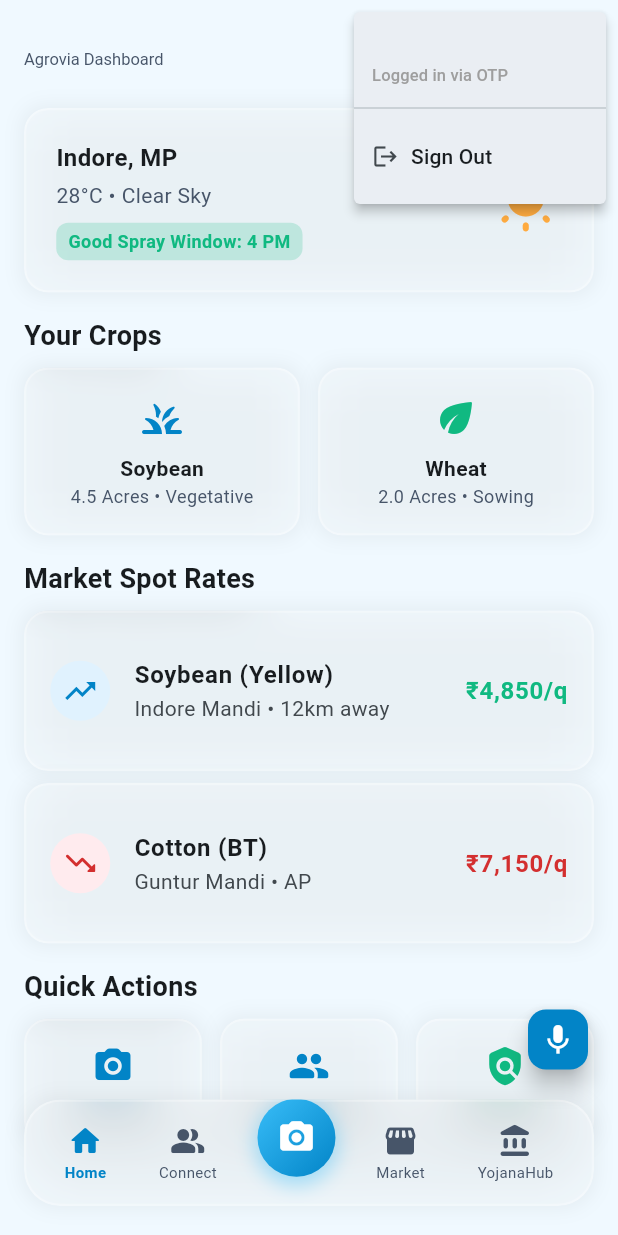
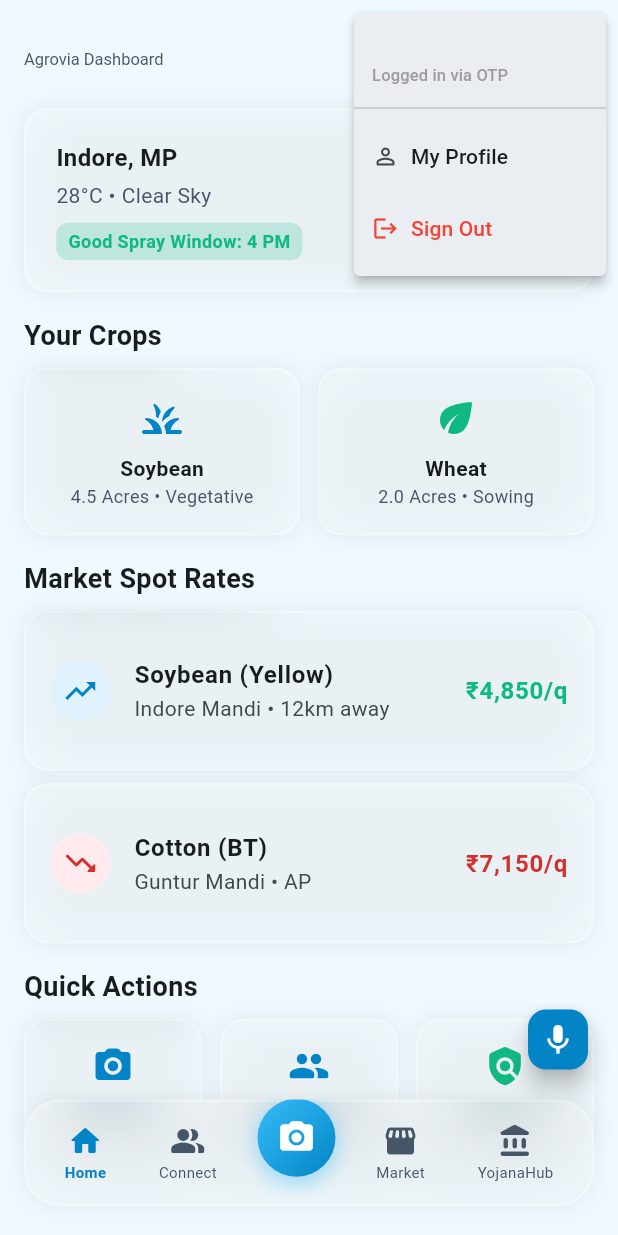
Before and after one commit to abhishekharogeri-gif/Agrovia, a Flutter app: the HomeScreen screen opened by its route, after a tap on the "account circle" icon, on a phone screen of 412 x 824 dp. Run offline on Flutter 3.47's test engine with Material 3 defaults, Android fonts, the phone set to English and light mode, and no system bars; our stand-ins replace camera, dio, firebase_auth, firebase_core, firebase_crashlytics, fl_chart and 5 more; missing offline and left inert: tflite_flutter; accounts and stored records are empty; Roboto replaces fonts that are missing (Manrope).

Commit message:
chore: complete gap-filling, integrate profile, wire STT/GPS, and build release APK

```diff
--- a/app/lib/app.dart
+++ b/app/lib/app.dart
@@ -10,6 +10,7 @@ import 'screens/vision_x/vision_x_screen.dart';
 import 'screens/market/market_screen.dart';
 import 'screens/yojana_hub/yojana_hub_screen.dart';
 import 'screens/saanvi/saanvi_bottom_sheet.dart';
+import 'screens/profile/profile_screen.dart';
 
 final _rootNavigatorKey = GlobalKey<NavigatorState>();
 final _shellNavigatorKey = GlobalKey<NavigatorState>();
@@ -49,6 +50,10 @@ final router = GoRouter(
           path: '/yojana-hub',
           pageBuilder: (context, state) => const NoTransitionPage(child: YojanaHubScreen()),
         ),
+        GoRoute(
+          path: '/profile',
+          pageBuilder: (context, state) => const NoTransitionPage(child: ProfileScreen()),
+        ),
       ],
     ),
   ],
@@ -70,6 +75,7 @@ class _MainShellState extends State<MainShell> {
     if (location.startsWith('/vision-x')) return 2;
     if (location.startsWith('/market')) return 3;
     if (location.startsWith('/yojana-hub')) return 4;
+    if (location.startsWith('/profile')) return 5;
     return 0;
   }
 
@@ -104,6 +110,9 @@ class _MainShellState extends State<MainShell> {
             case 4:
               context.go('/yojana-hub');
               break;
+            case 5:
+              context.go('/profile');
+              break;
           }
         },
       ),
--- a/app/lib/main.dart
+++ b/app/lib/main.dart
@@ -1,3 +1,4 @@
+import 'dart:ui';
 import 'package:flutter/material.dart';
 import 'package:firebase_core/firebase_core.dart';
 import 'package:firebase_crashlytics/firebase_crashlytics.dart';
@@ -12,6 +13,10 @@ void main() async {
       options: DefaultFirebaseOptions.currentPlatform,
     );
     FlutterError.onError = FirebaseCrashlytics.instance.recordFlutterFatalError;
+    PlatformDispatcher.instance.onError = (error, stack) {
+      FirebaseCrashlytics.instance.recordError(error, stack, fatal: true);
+      return true;
+    };
   } catch (_) {}
   runApp(const AgroviaApp());
 }
--- a/app/lib/screens/home/home_screen.dart
+++ b/app/lib/screens/home/home_screen.dart
@@ -1,7 +1,10 @@
+import 'dart:async';
 import 'package:flutter/material.dart';
 import 'package:firebase_auth/firebase_auth.dart';
 import 'package:flutter_secure_storage/flutter_secure_storage.dart';
+import 'package:geolocator/geolocator.dart';
 import 'package:go_router/go_router.dart';
+import '../../services/weather_service.dart';
 import '../../widgets/glass_container.dart';
 import '../../theme/agrovia_theme.dart';
 
@@ -16,21 +19,71 @@ class _HomeScreenState extends State<HomeScreen> {
   String? _userName;
   String? _userPhone;
   bool _isLoading = true;
+  Map<String, dynamic>? _weatherData;
+  Position? _position;
+  Timer? _refreshTimer;
+  final WeatherService _weatherService = WeatherService();
 
   @override
   void initState() {
     super.initState();
     _loadUserData();
+    // ponytail: 15-min background refresh; cancel on dispose
+    _refreshTimer = Timer.periodic(const Duration(minutes: 15), (_) => _refreshWeather());
+  }
+
+  @override
+  void dispose() {
+    _refreshTimer?.cancel();
+    super.dispose();
+  }
+
+  Future<Position?> _resolvePosition() async {
+    try {
+      final enabled = await Geolocator.isLocationServiceEnabled();
+      if (!enabled) return null;
+      var perm = await Geolocator.checkPermission();
+      if (perm == LocationPermission.denied) {
+        perm = await Geolocator.requestPermission();
+      }
+      if (perm == LocationPermission.denied || perm == LocationPermission.deniedForever) {
+        return null;
+      }
+      return await Geolocator.getCurrentPosition(
+        locationSettings: const LocationSettings(accuracy: LocationAccuracy.medium),
+      );
+    } catch (_) {
+      return null;
+    }
   }
 
   Future<void> _loadUserData() async {
     final user = FirebaseAuth.instance.currentUser;
+    final pos = await _resolvePosition();
+    final weather = await _weatherService.fetchWeather(
+      lat: pos?.latitude,
+      lon: pos?.longitude,
+    );
 
-    setState(() {
-      _userName = user?.displayName ?? user?.phoneNumber ?? 'Farmer';
-      _userPhone = user?.phoneNumber;
-      _isLoading = false;
-    });
+    if (mounted) {
+      setState(() {
+        _userName = user?.displayName ?? user?.phoneNumber ?? 'Farmer';
+        _userPhone = user?.phoneNumber;
+        _position = pos;
+        _weatherData = weather;
+        _isLoading = false;
+      });
+    }
+  }
+
+  Future<void> _refreshWeather() async {
+    final weather = await _weatherService.fetchWeather(
+      lat: _position?.latitude,
+      lon: _position?.longitude,
+    );
+    if (mounted && weather != null) {
+      setState(() => _weatherData = weather);
+    }
   }
 
   Future<void> _logout() async {
@@ -73,6 +126,7 @@ class _HomeScreenState extends State<HomeScreen> {
           PopupMenuButton<String>(
             icon: const Icon(Icons.account_circle_outlined),
             onSelected: (value) {
+              if (value == 'profile') context.go('/profile');
               if (value == 'logout') _logout();
             },
             itemBuilder: (context) => [
@@ -88,7 +142,14 @@ class _HomeScreenState extends State<HomeScreen> {
                   ),
                 ),
               const PopupMenuDivider(),
-              const PopupMenuItem(value: 'logout', child: Row(children: [Icon(Icons.logout, size: 18), SizedBox(width: 8), Text('Sign Out')])),
+              const PopupMenuItem(
+                value: 'profile',
+                child: Row(children: [Icon(Icons.person_outline_rounded, size: 18), SizedBox(width: 8), Text('My Profile')]),
+              ),
+              const PopupMenuItem(
+                value: 'logout',
+                child: Row(children: [Icon(Icons.logout, size: 18, color: Colors.red), SizedBox(width: 8), Text('Sign Out', style: TextStyle(color: Colors.red))]),
+              ),
             ],
           ),
         ],
@@ -109,14 +170,14 @@ class _HomeScreenState extends State<HomeScreen> {
                         Column(
                           crossAxisAlignment: CrossAxisAlignment.start,
                           children: [
-                            const Text(
-                              'Indore, MP',
-                              style: TextStyle(fontSize: 16, fontWeight: FontWeight.bold),
+                            Text(
+                              _weatherData?['name'] != null ? '${_weatherData!['name']}, IN' : 'Indore, MP',
+                              style: const TextStyle(fontSize: 16, fontWeight: FontWeight.bold),
                             ),
                             const SizedBox(height: 4),
                             Text(
-                              '28°C • Clear Sky',
-                              style: TextStyle(color: AgroviaColors.textSecondary),
+                              '${_weatherData?['main']?['temp']?.round() ?? 28}°C • ${_weatherData?['weather']?[0]?['description'] ?? 'Clear Sky'}',
+                              style: const TextStyle(color: AgroviaColors.textSecondary),
                             ),
                             const SizedBox(height: 8),
                             Container(
@@ -125,14 +186,19 @@ class _HomeScreenState extends State<HomeScreen> {
                                 color: AgroviaColors.accentGreen.withValues(alpha: 0.2),
                                 borderRadius: BorderRadius.circular(8),
                               ),
-                              child: const Text(
-                                'Good Spray Window: 4 PM',
-                                style: TextStyle(fontSize: 12, color: AgroviaColors.accentGreen, fontWeight: FontWeight.bold),
+                              child: Text(
+                                _weatherData != null
+                                    ? _weatherService.getSprayAdvisory(_weatherData!)
+                                    : 'Good Spray Window: 4 PM',
+                                style: const TextStyle(fontSize: 12, color: AgroviaColors.accentGreen, fontWeight: FontWeight.bold),
                               ),
                             ),
                           ],
                         ),
-                        const Icon(Icons.wb_sunny_rounded, size: 48, color: Colors.orangeAccent),
+                        Text(
+                          _weatherService.getWeatherIcon(_weatherData?['weather']?[0]?['icon'] as String?),
+                          style: const TextStyle(fontSize: 40),
+                        ),
                       ],
                     ),
                   ),
--- /dev/null
+++ b/app/lib/services/weather_service.dart
@@ -0,0 +1,70 @@
+import 'package:dio/dio.dart';
+
+class WeatherService {
+  static String get _primaryKey =>
+      const String.fromEnvironment('OPENWEATHER_API_KEY', defaultValue: '');
+
+  static String get _fallbackKey =>
+      const String.fromEnvironment('OPENWEATHER_API_KEY_FALLBACK', defaultValue: '');
+
+  static const String _baseUrl =
+      'https://api.openweathermap.org/data/2.5/weather';
+
+  final Dio _dio = Dio();
+
+  Future<Map<String, dynamic>?> fetchWeather({String? city, double? lat, double? lon}) async {
+    final keys = [_primaryKey, _fallbackKey].where((k) => k.isNotEmpty).toList();
+    if (keys.isEmpty) return null;
+
+    final params = {'units': 'metric'};
+    if (lat != null && lon != null) {
+      params['lat'] = lat.toString();
+      params['lon'] = lon.toString();
+    } else {
+      params['q'] = city ?? 'Indore,IN';
+    }
+
+    for (final key in keys) {
+      params['appid'] = key;
+      try {
+        final response = await _dio.get(_baseUrl, queryParameters: params);
+        return response.data as Map<String, dynamic>;
+      } catch (_) {
+        // try next key
+      }
+    }
+    return null;
+  }
+
+  String getSprayAdvisory(Map<String, dynamic> weatherData) {
+    if (weatherData['wind'] == null || weatherData['main'] == null) {
+      return 'Check local conditions';
+    }
+    final double windSpeed = (weatherData['wind']['speed'] as num).toDouble();
+    final double temp = (weatherData['main']['temp'] as num).toDouble();
+
+    if (windSpeed > 15 || temp > 35) {
+      return 'Not ideal for spraying';
+    } else if (windSpeed < 5 && temp < 30) {
+      return 'Good Spray Window: Now';
+    } else {
+      return 'Fair Spray Window';
+    }
+  }
+
+  String getWeatherIcon(String? iconCode) {
+    if (iconCode == null) return '☀️';
+    switch (iconCode.substring(0, 2)) {
+      case '01': return '☀️';
+      case '02': return '⛅';
+      case '03': return '☁️';
+      case '04': return '☁️';
+      case '09': return '🌧️';
+      case '10': return '🌦️';
+      case '11': return '⛈️';
+      case '13': return '❄️';
+      case '50': return '🌫️';
+      default:  return '☀️';
+    }
+  }
+}
```
Also changed, not shown: app/lib/screens/profile/profile_screen.dart (added, +205 -0 lines), app/lib/screens/saanvi/saanvi_bottom_sheet.dart (+46 -7 lines), 2 other files.
